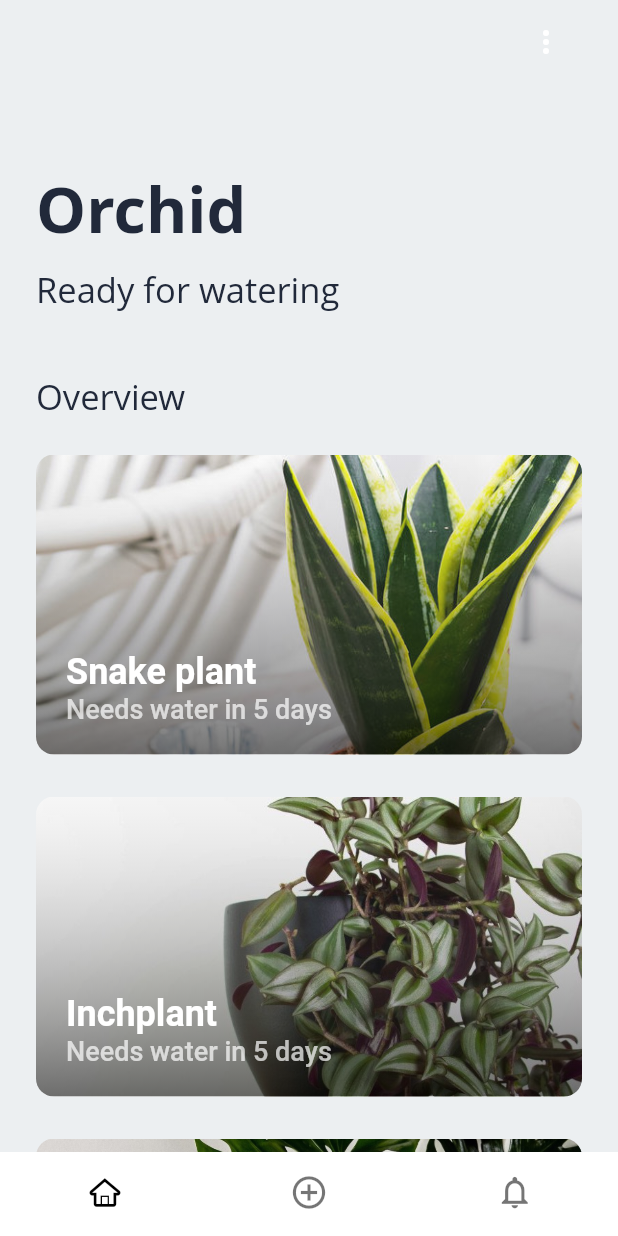
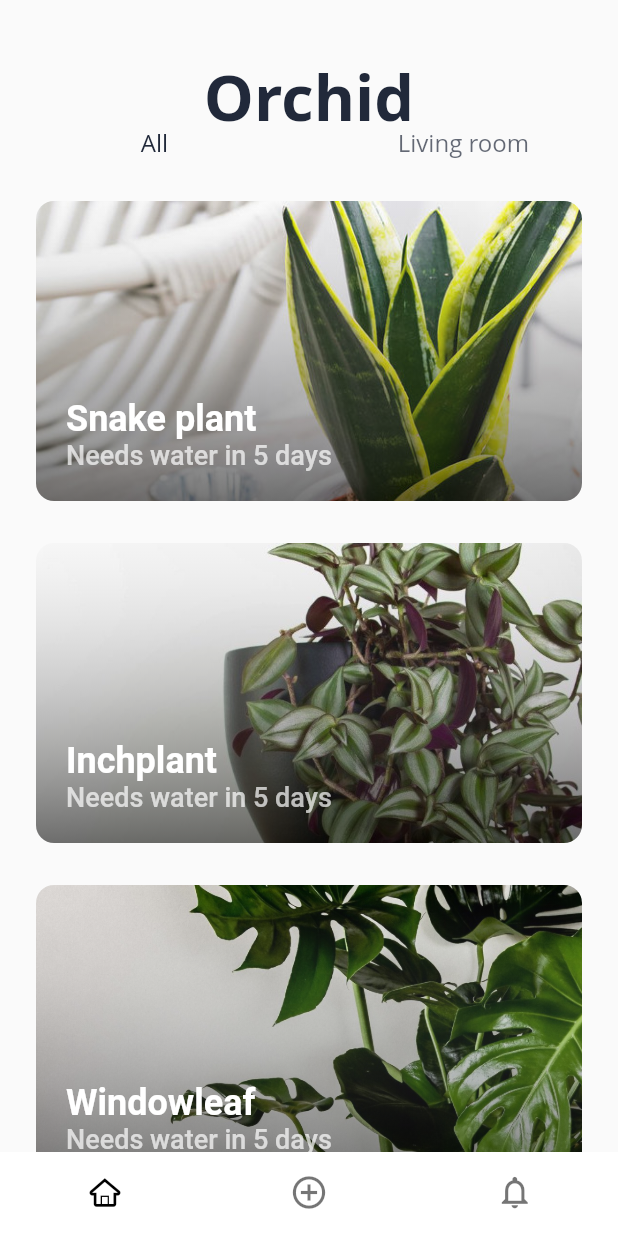
Before and after one commit to Bryanx/fluttery-plants, a Flutter app: the screen it shows after launch, on a phone screen of 412 x 824 dp. Run offline on Flutter 3.47's test engine with Material 2 defaults, Android fonts, the phone set to English and light mode, and no system bars; our stand-ins replace camera, equatable, flutter_local_notifications, flutter_mobx, mobx, sliding_up_panel and 1 more; accounts and stored records are empty; generated files the repository leaves out were written again; Roboto replaces fonts that are missing (Open Sans).

Commit message:
Added tabs

```diff
--- a/lib/screens/home/home_screen.dart
+++ b/lib/screens/home/home_screen.dart
@@ -1,19 +1,25 @@
 import 'package:flutter/cupertino.dart';
 import 'package:flutter/material.dart';
 import 'package:flutter_mobx/flutter_mobx.dart';
-import 'package:fluttering_plants/screens/home/widgets/navigationbar.dart';
-import 'package:fluttering_plants/screens/home/widgets/plant_card.dart';
+import 'package:fluttering_plants/screens/home/navigationbar.dart';
+import 'package:fluttering_plants/screens/home/plant_card.dart';
+import 'package:fluttering_plants/screens/home/plant_tabs.dart';
 import 'package:fluttering_plants/screens/plant/plant_screen.dart';
-import 'package:fluttering_plants/screens/home/store/plant_list.dart';
+import 'package:fluttering_plants/screens/home/plant_list_store.dart';
 import 'package:provider/provider.dart';
 
 class HomeScreen extends StatelessWidget {
   @override
   Widget build(BuildContext context) {
-    return Provider<PlantList>(
-      create: (_) => PlantList(),
+    return Provider<PlantListStore>(
+      create: (_) => PlantListStore(),
       child: new Scaffold(
-        body: PlantOverview(),
+        body: Stack(
+          children: <Widget>[
+            PlantTabs(),
+            Align(alignment: Alignment.bottomCenter, child: NavigationBar()),
+          ],
+        ),
       ),
     );
   }
@@ -22,7 +28,7 @@ class HomeScreen extends StatelessWidget {
 class PlantOverview extends StatelessWidget {
   @override
   Widget build(BuildContext context) {
-    final plantList = Provider.of<PlantList>(context);
+    final plantList = Provider.of<PlantListStore>(context);
     plantList.fetch();
     return new Stack(
       children: <Widget>[
@@ -41,19 +47,6 @@ class PlantOverview extends StatelessWidget {
                 fontSize: 42,
                 color: Color(0xFF21293A),
                 fontWeight: FontWeight.w700,
-              ),
-            ),
-          ),
-          Container(
-            width: double.infinity,
-            padding: const EdgeInsets.only(top: 10.0, left: 24.0, bottom: 10.0),
-            child: Text(
-              "Ready for watering",
-              style: TextStyle(
-                fontFamily: 'Open Sans',
-                fontSize: 23,
-                color: Color(0xFF21293A),
-                fontWeight: FontWeight.w500,
               ),
             ),
           ),
--- a/lib/screens/home/widgets/navigationbar.dart
+++ b/lib/screens/home/navigationbar.dart
@@ -1,20 +1,17 @@
-import 'package:camera/camera.dart';
 import 'package:flutter/cupertino.dart';
 import 'package:flutter/material.dart';
 import 'package:flutter/services.dart';
-import 'package:fluttering_plants/screens/picture/picture_screen.dart';
 import 'package:fluttering_plants/utils/custom_icons.dart';
 import 'package:fluttering_plants/model/plant.dart';
-import 'package:fluttering_plants/screens/home/store/plant_list.dart';
+import 'package:fluttering_plants/screens/home/plant_list_store.dart';
 import 'package:provider/provider.dart';
 
 class NavigationBar extends StatelessWidget {
   final plantNameController = TextEditingController(text: "");
 
-
   @override
   Widget build(BuildContext context) {
-    final plantList = Provider.of<PlantList>(context);
+    final plantList = Provider.of<PlantListStore>(context);
     return BottomNavigationBar(
       selectedItemColor: Colors.black,
       backgroundColor: Colors.white,
--- /dev/null
+++ b/lib/screens/home/plant_list.dart
@@ -0,0 +1,45 @@
+import 'package:flutter/cupertino.dart';
+import 'package:flutter/material.dart';
+import 'package:flutter_mobx/flutter_mobx.dart';
+import 'package:fluttering_plants/screens/home/plant_card.dart';
+import 'package:fluttering_plants/screens/plant/plant_screen.dart';
+import 'package:fluttering_plants/screens/home/plant_list_store.dart';
+import 'package:provider/provider.dart';
+
+///
+/// A vertical list of plant cards.
+///
+class PlantList extends StatelessWidget {
+  @override
+  Widget build(BuildContext context) {
+    final plantList = Provider.of<PlantListStore>(context);
+    plantList.fetch();
+    return Column(
+      children: <Widget>[
+        new Expanded(
+          child: Observer(
+            builder: (_) => ListView.builder(
+                padding: EdgeInsets.all(0.0),
+                scrollDirection: Axis.vertical,
+                itemCount: plantList.plants.length,
+                itemBuilder: (context, index) => Container(
+                    color: Colors.transparent,
+                    padding: EdgeInsets.fromLTRB(20.0, 10.0, 20.0, 10.0),
+                    child: InkWell(
+                        onTap: () {
+                          Navigator.push(
+                            context,
+                            MaterialPageRoute(
+                                builder: (context) => PlantScreen(
+                                    plant: plantList.plants[index],
+                                    tag: "overview$index")),
+                          );
+                        },
+                        child:
+                            PlantCard(plantList.plants[index], "overview$index")))),
+          ),
+        ),
+      ],
+    );
+  }
+}
--- a/lib/screens/home/store/plant_list.dart
+++ b/lib/screens/home/plant_list_store.dart
@@ -1,13 +1,12 @@
 import 'package:fluttering_plants/model/plant.dart';
 import 'package:fluttering_plants/repository/repository_provider.dart';
-import 'package:json_annotation/json_annotation.dart';
 import 'package:mobx/mobx.dart';
 
-part 'plant_list.g.dart';
+part 'plant_list_store.g.dart';
 
-class PlantList = _PlantList with _$PlantList;
+class PlantListStore = _PlantListStore with _$PlantListStore;
 
-abstract class _PlantList with Store {
+abstract class _PlantListStore with Store {
   @observable
   ObservableList<Plant> plants = ObservableList<Plant>();
 
--- /dev/null
+++ b/lib/screens/home/plant_tabs.dart
@@ -0,0 +1,90 @@
+import 'package:flutter/material.dart';
+import 'package:fluttering_plants/screens/home/plant_list.dart';
+
+class PlantTabs extends StatefulWidget {
+  const PlantTabs();
+
+  @override
+  _PlantTabsState createState() => _PlantTabsState();
+}
+
+class _PlantTabsState extends State<PlantTabs> with TickerProviderStateMixin {
+  ScrollController _scrollViewController;
+  TabController _tabController;
+
+  @override
+  void initState() {
+    super.initState();
+    _scrollViewController = ScrollController();
+    _tabController = TabController(vsync: this, length: 2);
+  }
+
+  @override
+  void dispose() {
+    _scrollViewController.dispose();
+    _tabController.dispose();
+    super.dispose();
+  }
+
+  @override
+  Widget build(BuildContext context) {
+    return NestedScrollView(
+      controller: _scrollViewController,
+      headerSliverBuilder: (BuildContext context, bool innerBoxIsScrolled) {
+        return <Widget>[
+          SliverAppBar(
+            expandedHeight: 120.0,
+            flexibleSpace: FlexibleSpaceBar(
+              collapseMode: CollapseMode.pin,
+              centerTitle: true,
+              background: Column(
+                mainAxisAlignment: MainAxisAlignment.center,
+                crossAxisAlignment: CrossAxisAlignment.center,
+                children: <Widget>[
+                  Container(
+                      margin: EdgeInsets.only(top: 8.0),
+                      padding: EdgeInsets.only(left: 32.0, right: 32.0),
+                      child: Text(
+                        'Orchid',
+                        textAlign: TextAlign.center,
+                        style: TextStyle(
+                            fontFamily: 'Open Sans',
+                            fontSize: 42,
+                            color: Color(0xFF21293A),
+                            fontWeight: FontWeight.w700),
+                      ))
+                ],
+              ),
+            ),
+            pinned: true,
+            floating: true,
+            backgroundColor: Color(0xFFfafafa),
+            forceElevated: innerBoxIsScrolled,
+            bottom: TabBar(
+              labelColor: Color(0xFF21293A),
+              indicatorColor: Colors.transparent,
+              labelStyle: TextStyle(
+                fontFamily: 'Open Sans',
+                fontSize: 16,
+                color: Color(0xFF21293A),
+                fontWeight: FontWeight.w500,
+              ),
+              tabs: <Tab>[
+                Tab(text: "All"),
+                Tab(text: "Living room"),
+              ],
+              controller: _tabController,
+            ),
+          ),
+        ];
+      },
+      body: TabBarView(
+        children: <Widget>[
+          PlantList(),
+          PlantList(),
+        ],
+        controller: _tabController,
+      ),
+    );
+  }
+}
--- a/lib/screens/picture/picture_screen.dart
+++ b/lib/screens/picture/picture_screen.dart
@@ -1,9 +1,7 @@
 import 'dart:async';
-import 'dart:io';
 
 import 'package:camera/camera.dart';
 import 'package:flutter/material.dart';
-import 'package:fluttering_plants/repository/repository_provider.dart';
 import 'package:path/path.dart' show join;
 import 'package:path_provider/path_provider.dart';
 
--- a/lib/screens/plant/plant_screen.dart
+++ b/lib/screens/plant/plant_screen.dart
@@ -5,10 +5,9 @@ import 'package:flutter/material.dart';
 import 'package:flutter_mobx/flutter_mobx.dart';
 import 'package:fluttering_plants/model/plant.dart';
 import 'package:fluttering_plants/screens/picture/picture_screen.dart';
-import 'package:fluttering_plants/screens/plant/store/plant_store.dart';
-import 'package:fluttering_plants/screens/plant/widgets/backdrop_icon.dart';
+import 'package:fluttering_plants/screens/plant/plant_store.dart';
+import 'package:fluttering_plants/screens/plant/backdrop_icon.dart';
 import 'package:fluttering_plants/utils/custom_icons.dart';
-import 'package:fluttering_plants/utils/notification_helper.dart';
 import 'package:fluttering_plants/utils/utils.dart';
 import 'package:provider/provider.dart';
 import 'package:sliding_up_panel/sliding_up_panel.dart';
```
Also changed, not shown: lib/db/database.dart (+4 -22 lines), lib/db/test_data.dart (added, +46 -0 lines), lib/screens/home/plant_card.dart (renamed from lib/screens/home/widgets/plant_card.dart), lib/screens/home/plant_list_store.g.dart, lib/screens/plant/backdrop_icon.dart (renamed from lib/screens/plant/widgets/backdrop_icon.dart), lib/screens/plant/plant_store.dart (renamed from lib/screens/plant/store/plant_store.dart), lib/screens/plant/plant_store.g.dart (renamed from lib/screens/plant/store/plant_store.g.dart).
